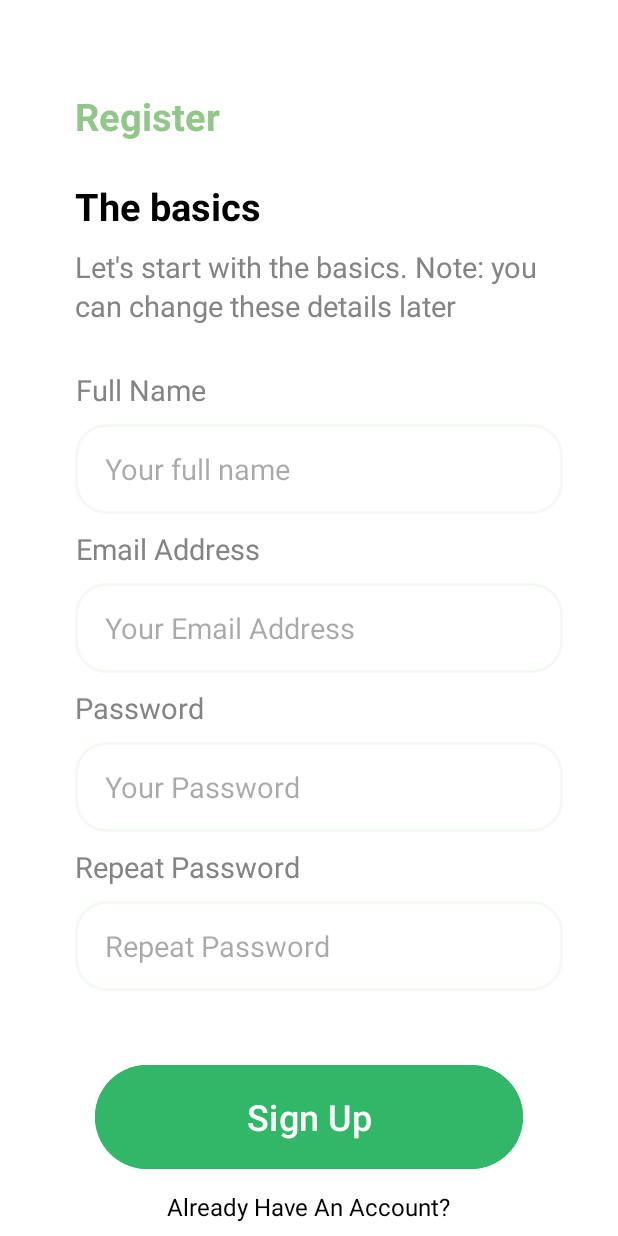
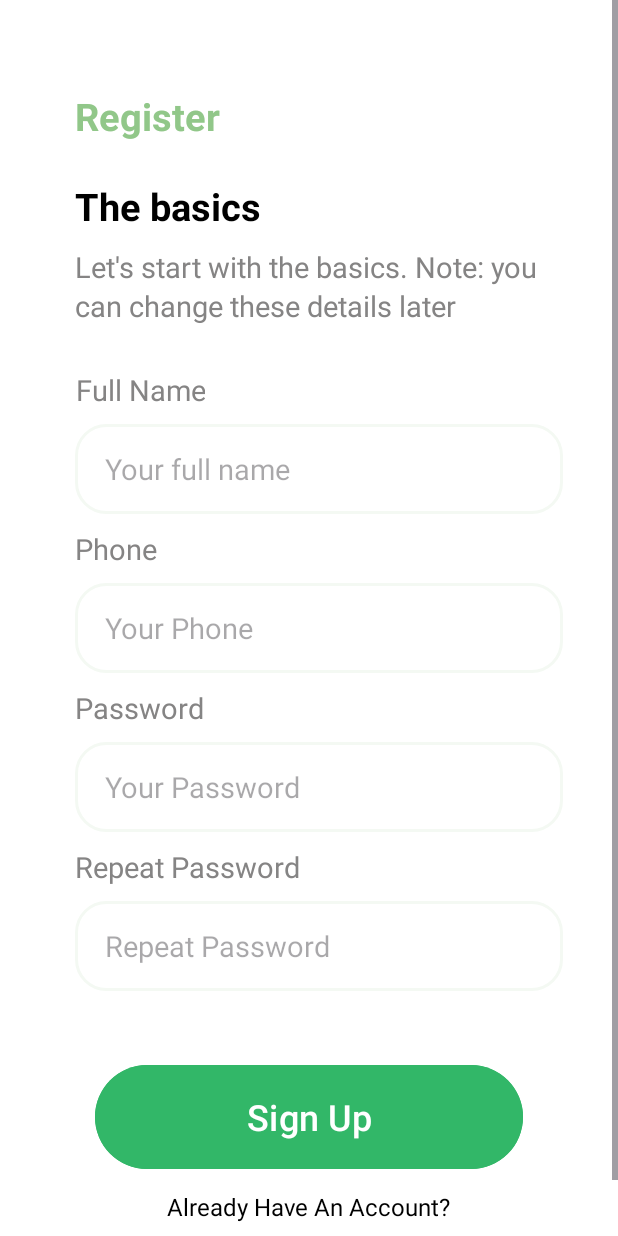
Before and after one commit to ReservationRestautant/ReservationRestautantApp, an Android app: the RegisterActivity screen opened directly, with no data from a screen before it, on a phone screen of 412 x 824 dp. Run offline under Robolectric (Android 15) with nearby library versions, the phone set to English and light mode, and no system bars; 1 statement that could not run was skipped.

Commit message:
fix text

```diff
--- a/app/src/main/res/layout/activity_register.xml
+++ b/app/src/main/res/layout/activity_register.xml
@@ -1,5 +1,5 @@
 <?xml version="1.0" encoding="utf-8"?>
-<RelativeLayout xmlns:android="http://schemas.android.com/apk/res/android"
+<ScrollView xmlns:android="http://schemas.android.com/apk/res/android"
     xmlns:app="http://schemas.android.com/apk/res-auto"
     xmlns:tools="http://schemas.android.com/tools"
     android:layout_width="match_parent"
@@ -8,6 +8,9 @@
     android:background="@color/white"
     tools:context=".RegisterActivity">
 
+  <RelativeLayout
+      android:layout_width="match_parent"
+      android:layout_height="match_parent">
     <TextView
         android:id="@+id/registerTextView1"
         android:layout_width="wrap_content"
@@ -87,7 +90,7 @@
         android:layout_height="wrap_content"
         android:layout_marginLeft="50dp"
         android:layout_marginTop="10dp"
-      android:text="Email Address"
+        android:text="Phone"
         android:textAlignment="center"
         android:textSize="19dp"
         android:layout_below="@+id/editTextFullName"
@@ -99,7 +102,7 @@
         android:layout_height="60dp"
         android:layout_marginLeft="50dp"
         android:layout_marginTop="10dp"
-      android:hint="Your Email Address"
+        android:hint="Your Phone"
         android:textSize="19dp"
         android:textColor="@color/black"
         android:background="@drawable/inputtext_bg"
@@ -191,5 +194,7 @@
         android:textStyle="bold"
         android:layout_below="@id/registerTextView9"
         android:backgroundTint="@color/white"/>
+  </RelativeLayout>
 
-</RelativeLayout>
+
+</ScrollView>
```
Also changed, not shown: app/src/main/res/layout/activity_login.xml (+8 -2 lines). Lines whose indentation alone changed are shown as unchanged.
